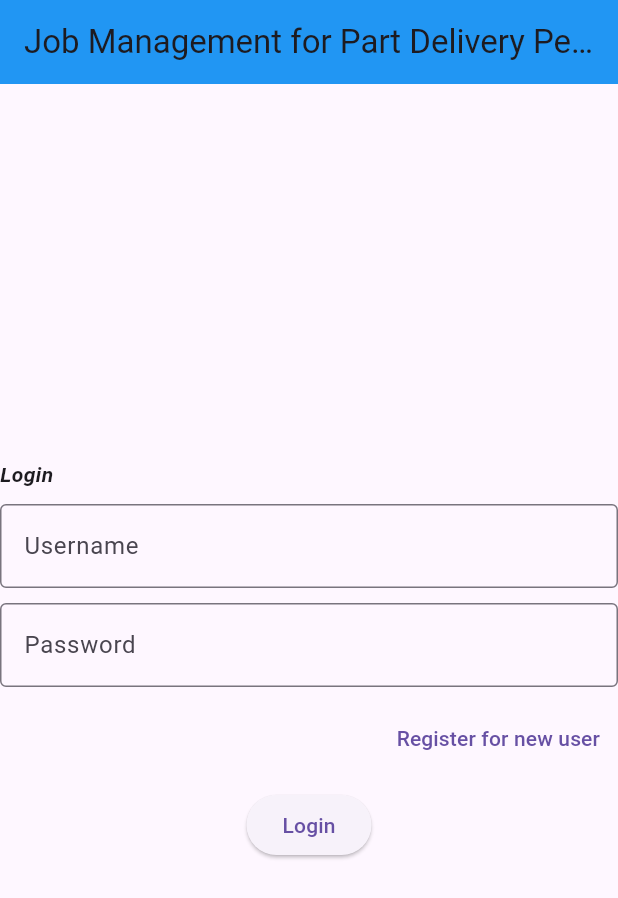
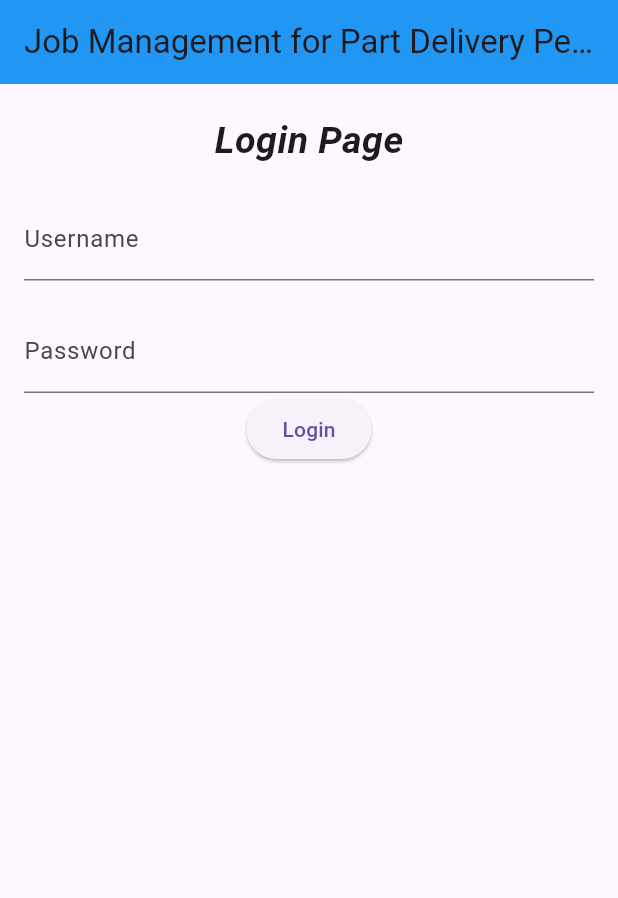
Before and after one commit to MyPleasure438/MobileAppDevelopmentProject, a Flutter app: the screen it shows after launch, on a phone screen of 412 x 824 dp. Shown: the top 898 px of the screen. Run offline on Flutter 3.47's test engine with Material 3 defaults, Android fonts, the phone set to English and light mode, and no system bars; Roboto replaces fonts that are missing (Times New Roman).

Commit message:
First Starter

```diff
--- a/lib/main.dart
+++ b/lib/main.dart
@@ -4,7 +4,9 @@ import 'package:flutter/material.dart';
 //The entry point of the Flutter application.
 void main() {
   //A function that takes a Widget as an argument and renders it on the screen.
-  runApp(const MainApp());
+  //runApp(const MainApp());
+  runApp(MaterialApp(home: MyFirstPage()));
+  //runApp(const MainApp());
 }
 
 //Declaring a stateless widget class that does not change its state over time
@@ -35,6 +37,10 @@ class MainApp extends StatelessWidget {
                   Text('Login',
                   style: TextStyle(fontStyle: FontStyle.italic, fontWeight: FontWeight.bold),  textAlign: TextAlign.left),
                   ),
+
+                  Text('Login',
+                      style: TextStyle(fontStyle: FontStyle.italic, fontWeight: FontWeight.bold),  textAlign: TextAlign.left),
+
           ],
 
               ),
@@ -96,3 +102,125 @@ class MainApp extends StatelessWidget {
     );
   }
 }
+
+class SimpleText extends StatelessWidget {
+  const SimpleText({super.key, required this.text, required this.fontSize, required this.textFamily, required this.isBold, required this.isItalic,}); //Constructor of this widget
+  final String text;
+  final double fontSize;
+  final String textFamily;
+  final bool isBold;
+  final bool isItalic;
+
+  //The build function is responsible for building the widget's UI
+  @override
+  Widget build(BuildContext context) {
+    //It returns a MaterialApp widget
+    return Text(text, style: TextStyle(fontSize: fontSize,
+        fontWeight: isBold ? FontWeight.bold : FontWeight.normal,
+        fontStyle: isItalic ? FontStyle.italic : FontStyle.normal,
+        fontFamily: textFamily),
+    );
+  }
+}
+
+class SimpleTextField extends StatefulWidget {
+  const SimpleTextField({super.key, required this.labelText, required this.fontSize, required this.textFamily, required this.isBold, required this.isItalic, required this.inputKeyboardType});
+  final String labelText;
+  final double fontSize;
+  final String textFamily;
+  final bool isBold;
+  final bool isItalic;
+  final String inputKeyboardType;
+
+
+  @override
+  State<SimpleTextField> createState() => _SimpleTextFieldState();
+}
+
+class _SimpleTextFieldState extends State<SimpleTextField> {
+  final textCtrl = TextEditingController();
+
+
+  String getTextContent(){
+    return textCtrl.text;
+  }
+
+  double getTextNumbersContent(){
+    double textNumbers = double.parse(textCtrl.text);
+    return textNumbers;
+  }
+
+  @override
+
+  Widget build(BuildContext context) {
+    final keyboardType = widget.inputKeyboardType == "n"
+        ? TextInputType.number
+        : widget.inputKeyboardType == "t"
+        ? TextInputType.text
+        : null;
+
+    return TextField(controller: textCtrl,decoration: InputDecoration(labelText: widget.labelText,),
+    style: TextStyle(fontSize: widget.fontSize,
+    fontWeight: widget.isBold ? FontWeight.bold : FontWeight.normal,
+    fontStyle: widget.isItalic ? FontStyle.italic : FontStyle.normal,
+    fontFamily: widget.textFamily),
+      keyboardType: keyboardType,
+    );
+  }
+}
+
+
+
+class MyFirstPage extends StatelessWidget {
+  final textField1 = GlobalKey<_SimpleTextFieldState>();
+  final textField2 = GlobalKey<_SimpleTextFieldState>();
+  @override
+  Widget build(BuildContext context) {
+    return Scaffold(
+      body: Column(mainAxisAlignment: MainAxisAlignment.start,
+        children: [
+          Padding(
+            padding: const EdgeInsets.only(top: 20),child: (
+            SimpleText(text: "Login Page", fontSize: 25, textFamily: "Times New Roman", isBold: true, isItalic:  true))),
+
+          Padding(
+            padding: const EdgeInsets.only(top: 20, left: 16, right: 16),child: (
+            SimpleTextField(key: textField1, labelText: "Username", fontSize: 15, textFamily: "Times New Roman", isBold: true, isItalic: false, inputKeyboardType: "n"))),
+
+          Padding(
+              padding: const EdgeInsets.only(top: 20, left: 16, right: 16),child: (
+              SimpleTextField(key: textField2, labelText: "Password", fontSize: 15, textFamily: "Times New Roman", isBold: true, isItalic: false, inputKeyboardType: "n"))),
+
+          ElevatedButton(
+            onPressed: () {
+              Navigator.push(
+                context,
+                MaterialPageRoute(builder: (context) => const SecondPage()),
+              );
+            },
+            child: const Text('Login'),
+          ),
+          //FirstStatelessWidget(),
+          //SecondStatefulWidget(),
+          //ThirdStatelessWidget(),
+          //FourthStatefulWidget(),
+        ],
+      ),
+      appBar: AppBar (title: const Text("Job Management for Part Delivery Personnel"), backgroundColor: Colors.blue,),
+    );
+  }
+}
+
+class SecondPage extends StatelessWidget {
+  const SecondPage({super.key});
+
+  @override
+  Widget build(BuildContext context) {
+    return Scaffold(
+      appBar: AppBar(title: const Text("Second Page")),
+      body: const Center(
+        child: Text("Welcome to Page 2!"),
+      ),
+    );
+  }
+}
```
Also changed, not shown: 1 other file.
